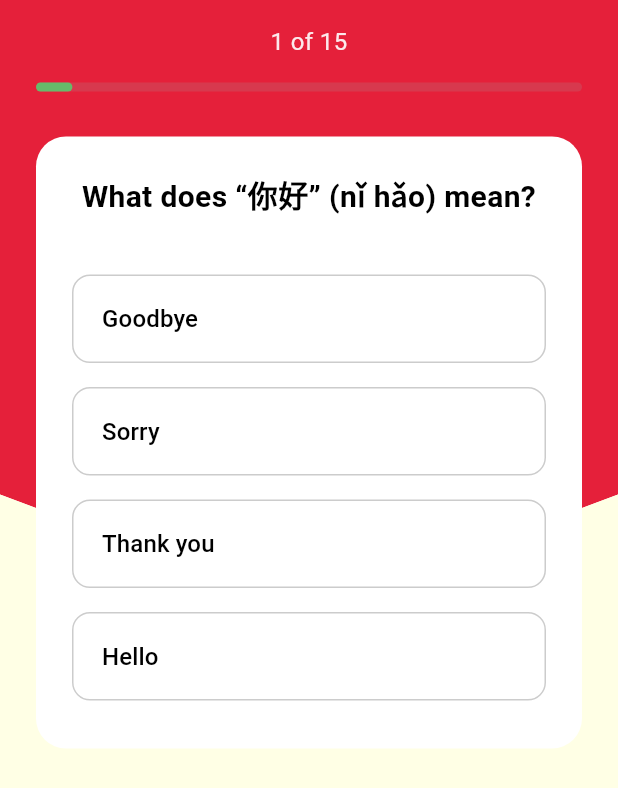
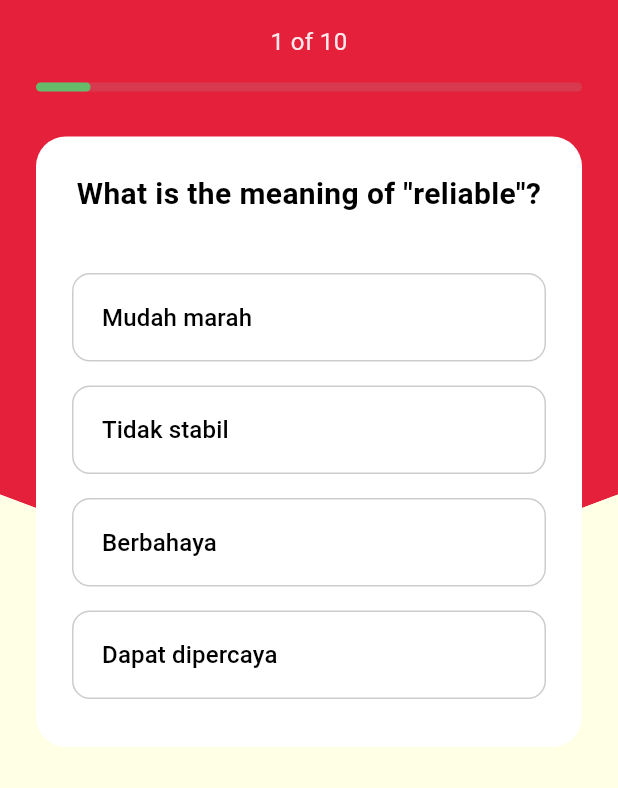
Before and after one commit to sycamore12/quiz_app, a Flutter app: the QuizScreen screen opened directly with empty values, on a phone screen of 412 x 824 dp. Shown: the top 788 px of the screen. Run offline on Flutter 3.47's test engine with Material 3 defaults, Android fonts, the phone set to English and light mode, and no system bars; Roboto replaces fonts that are missing (Montserrat).

Commit message:
chore: update pertanyaan kuis

```diff
--- a/lib/data/dummy_questions.dart
+++ b/lib/data/dummy_questions.dart
@@ -1,143 +1,95 @@
 // In lib/data/dummy_questions.dart
-
 import 'package:quiz_app/models/quiz_question.dart';
 
-// This is a 'const' list, meaning it's created at compile-time
-// and is highly optimized.
 const questions = [
   QuizQuestion(
-    'What does “你好” (nǐ hǎo) mean?',
+    'What is the meaning of "reliable"?',
     [
-      'Hello', // Correct answer
-      'Goodbye',
-      'Thank you',
-      'Sorry',
+      'Dapat dipercaya', // Correct answer
+      'Mudah marah',
+      'Berbahaya',
+      'Tidak stabil',
     ],
   ),
   QuizQuestion(
-    'How many tones are there in Mandarin Chinese?',
+    'Arti kata "maintain" adalah…',
     [
-      '4', // Correct answer
-      '2',
-      '3',
-      '5',
+      'Merawat / mempertahankan', // Correct answer
+      'Menghancurkan',
+      'Mengabaikan',
+      'Menolak',
     ],
   ),
   QuizQuestion(
-    'What is the Pinyin for the Chinese character “我”?',
+    'What is the meaning of "concern" in the sentence:\n"This is a serious concern."',
     [
-      'wǒ', // Correct answer
-      'nǐ',
-      'tā',
-      'hǎo',
+      'Masalah / kekhawatiran', // Correct answer
+      'Kepedulian',
+      'Persetujuan',
+      'Acara resmi',
     ],
   ),
   QuizQuestion(
-    'What does “谢谢” (xièxie) mean?',
+    'Arti kata "occasionally" adalah…',
     [
-      'Thank you', // Correct answer
-      'Please',
-      'Sorry',
-      'Goodbye',
+      'Kadang-kadang', // Correct answer
+      'Setiap hari',
+      'Jarang sekali',
+      'Terus menerus',
     ],
   ),
   QuizQuestion(
-    'How do you say “goodbye” in Mandarin?',
+    'What is the meaning of "efficient"?',
     [
-      '再见 (zàijiàn)', // Correct answer
-      '对不起 (duìbuqǐ)',
-      '没关系 (méiguānxi)',
-      '请 (qǐng)',
+      'Hemat waktu dan tenaga', // Correct answer
+      'Sangat kuat',
+      'Cepat tapi berantakan',
+      'Tidak berguna',
     ],
   ),
   QuizQuestion(
-    'What is the Mandarin word for “yes”?',
+    'Arti kata "increase" adalah…',
     [
-      '是 (shì)', // Correct answer
-      '不 (bù)',
-      '没 (méi)',
-      '在 (zài)',
+      'Meningkatkan', // Correct answer
+      'Mengurangi',
+      'Menyembunyikan',
+      'Menghapus',
     ],
   ),
   QuizQuestion(
-    'Which of these words means “no” in Mandarin?',
+    'What is the meaning of "lack" in this sentence:\n"She lacks confidence."',
     [
-      '不 (bù)', // Correct answer
-      '是 (shì)',
-      '对 (duì)',
-      '了 (le)',
+      'Dia kekurangan kepercayaan diri', // Correct answer
+      'Dia punya banyak kepercayaan diri',
+      'Dia menyimpan kepercayaan diri',
+      'Dia menunjukkan kepercayaan diri',
     ],
   ),
   QuizQuestion(
-    'What number is “五” (wǔ)?',
+    'Arti kata "requirement" adalah…',
     [
-      '5', // Correct answer
-      '2',
-      '3',
-      '4',
+      'Syarat', // Correct answer
+      'Pilihan',
+      'Larangan',
+      'Kenyamanan',
     ],
   ),
   QuizQuestion(
-    'What does “老师” (lǎoshī) mean?',
+    'What is the meaning of "approve"?',
     [
-      'Teacher', // Correct answer
-      'Student',
-      'Friend',
-      'Doctor',
+      'Menyetujui', // Correct answer
+      'Menolak',
+      'Menghapus',
+      'Menawarkan',
     ],
   ),
   QuizQuestion(
-    'Which of the following means “I love you”?',
+    'Arti kata "significant" adalah…',
     [
-      '我爱你 (wǒ ài nǐ)', // Correct answer
-      '我喜欢你 (wǒ xǐhuan nǐ)',
-      '我想你 (wǒ xiǎng nǐ)',
-      '你爱我 (nǐ ài wǒ)',
-    ],
-  ),
-  QuizQuestion(
-    'What is the meaning of “请” (qǐng)?',
-    [
-      'Please', // Correct answer
-      'Goodbye',
-      'Thank you',
-      'Hello',
-    ],
-  ),
-  QuizQuestion(
-    'How do you say “no problem” or “it’s okay” in Mandarin?',
-    [
-      '没关系 (méiguānxi)', // Correct answer
-      '对不起 (duìbuqǐ)',
-      '谢谢 (xièxie)',
-      '再见 (zàijiàn)',
-    ],
-  ),
-  QuizQuestion(
-    'The character “他” (tā) refers to:',
-    [
-      'He', // Correct answer
-      'She',
-      'They',
-      'It',
-    ],
-  ),
-  QuizQuestion(
-    'What does “中国” (Zhōngguó) mean?',
-    [
-      'China', // Correct answer
-      'Japan',
-      'Korea',
-      'Thailand',
-    ],
-  ),
-  QuizQuestion(
-    'What is the Pinyin for “你好吗?”',
-    [
-      'nǐ hǎo ma', // Correct answer
-      'nǐ shì ma',
-      'nǐ ài ma',
-      'nǐ jiào ma',
+      'Sangat penting', // Correct answer
+      'Biasa saja',
+      'Mudah diganti',
+      'Tidak jelas',
     ],
   ),
 ];
```
